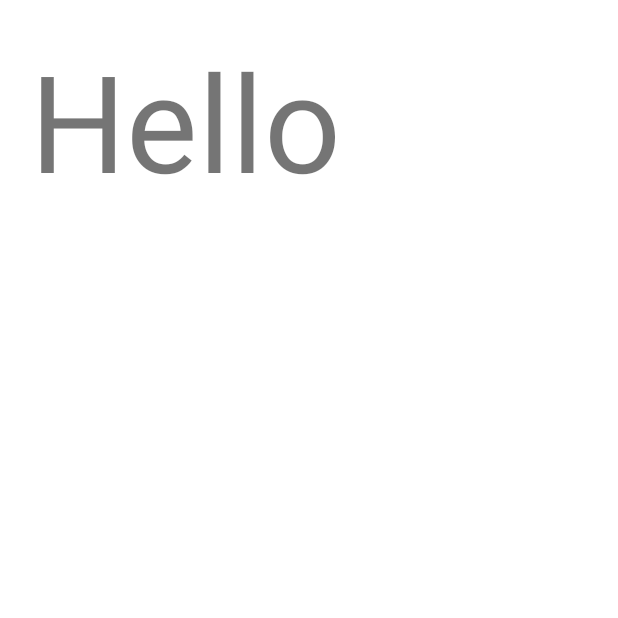
After one commit to alphitardian/TR-PAM, an Android app: the RegisterActivity screen opened directly, with no data from a screen before it, on a phone screen of 412 x 824 dp, the top half of it. The commit adds this screen. Run offline under Robolectric (Android 15) with nearby library versions, the phone set to English and light mode, and no system bars.

Commit message:
fix route

```diff
--- a/app/src/main/AndroidManifest.xml
+++ b/app/src/main/AndroidManifest.xml
@@ -11,7 +11,9 @@
         android:roundIcon="@mipmap/ic_launcher_round"
         android:supportsRtl="true"
         android:theme="@style/Theme.TR_PAM">
-        <activity android:name=".MainActivity">
+        <activity android:name=".MainActivity"/>
+        <activity android:name=".RegisterActivity"/>
+        <activity android:name=".LoginActivity">
             <intent-filter>
                 <action android:name="android.intent.action.MAIN" />
 
--- /dev/null
+++ b/app/src/main/java/com/alphitardian/tr_pam/RegisterActivity.java
@@ -0,0 +1,16 @@
+package com.alphitardian.tr_pam;
+
+import android.os.Bundle;
+import android.os.PersistableBundle;
+
+import androidx.annotation.Nullable;
+import androidx.appcompat.app.AppCompatActivity;
+
+public class RegisterActivity extends AppCompatActivity {
+
+    @Override
+    public void onCreate(Bundle savedInstanceState) {
+        super.onCreate(savedInstanceState);
+        setContentView(R.layout.register_screen);
+    }
+}
--- a/app/src/main/res/layout/login_screen.xml
+++ b/app/src/main/res/layout/login_screen.xml
@@ -62,6 +62,7 @@
 
            <Button
                android:id="@+id/btnRegister"
+               android:onClick="register"
                android:layout_width="0dp"
                android:layout_weight="1"
                android:layout_height="50dp"
--- a/app/src/main/res/layout/register_screen.xml
+++ b/app/src/main/res/layout/register_screen.xml
@@ -1,6 +1,15 @@
 <?xml version="1.0" encoding="utf-8"?>
-<androidx.constraintlayout.widget.ConstraintLayout
-    xmlns:android="http://schemas.android.com/apk/res/android" android:layout_width="match_parent"
-    android:layout_height="match_parent">
+<LinearLayout xmlns:android="http://schemas.android.com/apk/res/android"
+    android:layout_width="match_parent"
+    android:layout_height="match_parent"
+    android:orientation="vertical"
+    android:layout_margin="20dp"
+    android:layout_gravity="center">
 
-</androidx.constraintlayout.widget.ConstraintLayout>
+    <TextView
+        android:layout_width="wrap_content"
+        android:layout_height="wrap_content"
+        android:text="Hello"
+        android:textSize="90dp"/>
+
+</LinearLayout>
--- a/app/src/main/res/values/strings.xml
+++ b/app/src/main/res/values/strings.xml
@@ -15,4 +15,5 @@
     <string name="login_button">SIGN IN</string>
     <string name="login_register">Register</string>
 
+
 </resources>
```
Also changed, not shown: app/src/main/java/com/alphitardian/tr_pam/LoginActivity.java (added, +27 -0 lines), app/src/main/java/com/alphitardian/tr_pam/MainActivity.java (+8 -8 lines).
